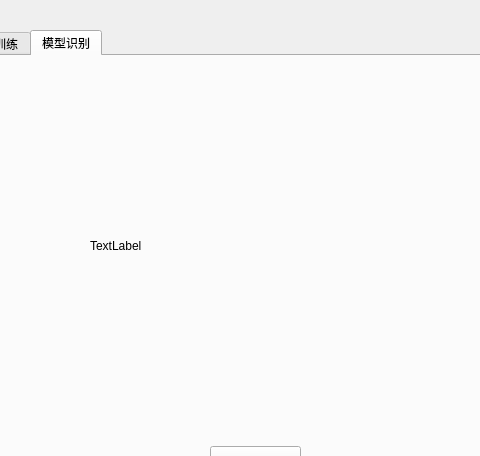
chengli990412/HandWritingRecognition, file UIMain.ui: the form before one commit; both pictures show x 332 to 812 and y 0 to 456 of the 929 by 751 pixel window.
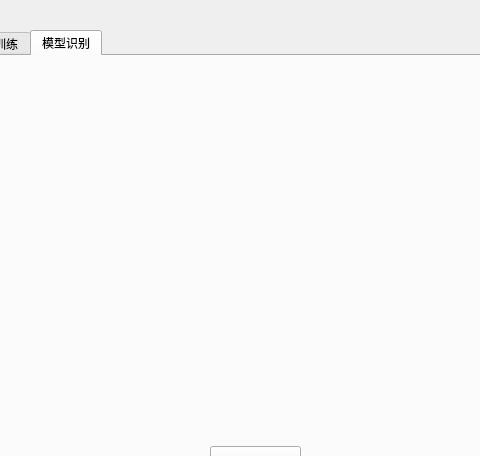
The form after the commit.

Commit message: 版本：V1.0.0.7 1.优化训练后的模型保存  2.优化与检测界面的交互

What changed in the file:
```diff
--- a/UIMain.ui
+++ b/UIMain.ui
@@ -115,8 +115,14 @@
         <height>300</height>
        </rect>
       </property>
+      <property name="tabletTracking">
+       <bool>false</bool>
+      </property>
+      <property name="styleSheet">
+       <string notr="true">Qlabel{background-color:rgb(0,0,0)}</string>
+      </property>
       <property name="text">
-       <string>TextLabel</string>
+       <string/>
       </property>
      </widget>
      <widget class="QPushButton" name="pushButton">
```
The commit also changes 3 other files.
